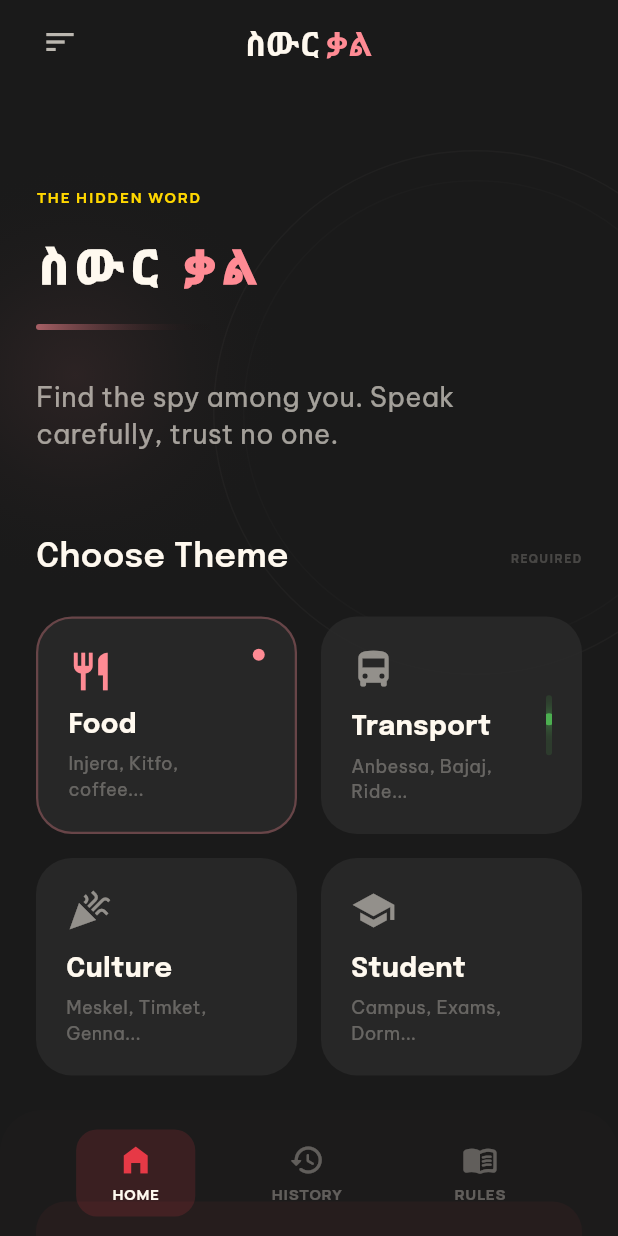
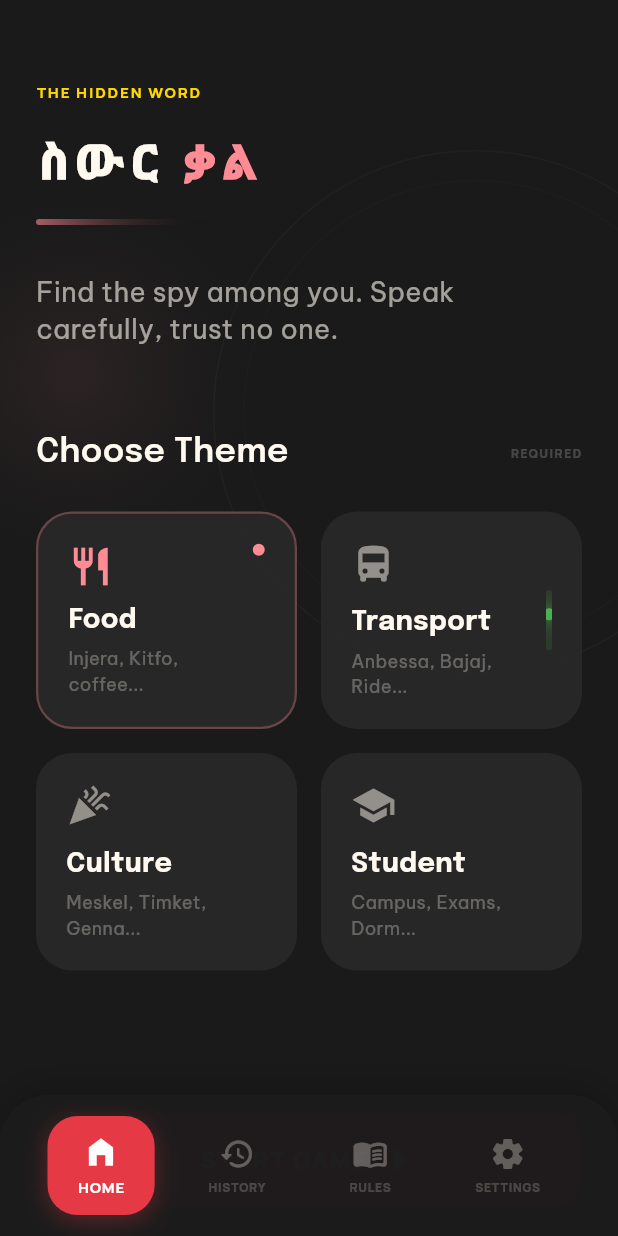
Before and after one commit to nathnael19/hidden_word, a Flutter app: the screen it shows after launch, on a phone screen of 412 x 824 dp. Run offline on Flutter 3.47's test engine with Material 3 defaults, Android fonts, the phone set to English and light mode, and no system bars; our stand-ins replace dartz, equatable, flutter_bloc, get_it, google_fonts.

Commit message:
Refactor HomePage to improve UI structure and state management by introducing _HomeSection and _PlaceholderSection widgets, enhancing readability and maintainability. Integrate SettingsPage into the navigation flow.

```diff
--- a/lib/features/home/presentation/pages/home_page.dart
+++ b/lib/features/home/presentation/pages/home_page.dart
@@ -5,6 +5,7 @@ import 'package:hidden_word/core/style/app_colors.dart';
 import 'package:hidden_word/features/game_lobby/presentation/pages/game_lobby_page.dart';
 import 'package:hidden_word/features/home/presentation/cubit/home_cubit.dart';
 import 'package:hidden_word/features/home/presentation/cubit/home_state.dart';
+import 'package:hidden_word/features/settings/presentation/pages/settings_page.dart';
 
 class HomePage extends StatefulWidget {
   const HomePage({super.key});
@@ -22,20 +23,41 @@ class _HomePageState extends State<HomePage> {
 
   @override
   Widget build(BuildContext context) {
+    return BlocBuilder<HomeCubit, HomeState>(
+      builder: (context, state) {
+        final currentIndex = (state is HomeLoaded) ? state.currentTabIndex : 0;
+        final selectedTheme = (state is HomeLoaded) ? state.selectedTheme : 'Food';
+
         return Scaffold(
           backgroundColor: AppColors.obsidian,
           extendBodyBehindAppBar: true,
           extendBody: true,
-      appBar: const _HomeAppBar(),
           bottomNavigationBar: const _BottomNavBar(),
-      body: BlocBuilder<HomeCubit, HomeState>(
-        builder: (context, state) {
-          if (state is HomeLoading) {
-            return const Center(
+          body: (state is HomeLoading)
+              ? const Center(
                   child: CircularProgressIndicator(color: AppColors.gold),
+                )
+              : IndexedStack(
+                  index: currentIndex,
+                  children: [
+                    _HomeSection(selectedTheme: selectedTheme),
+                    const _PlaceholderSection(title: 'HISTORY'),
+                    const _PlaceholderSection(title: 'RULES'),
+                    const SettingsPage(),
+                  ],
+                ),
+        );
+      },
     );
   }
-          if (state is HomeLoaded) {
+}
+
+class _HomeSection extends StatelessWidget {
+  final String selectedTheme;
+  const _HomeSection({required this.selectedTheme});
+
+  @override
+  Widget build(BuildContext context) {
     return Stack(
       children: [
         // Cinematic Background Elements (behind scroll view)
@@ -54,8 +76,8 @@ class _HomePageState extends State<HomePage> {
                   const SizedBox(height: 54),
                   _buildHeroSection(),
                   const SizedBox(height: 54),
-                          _buildThemeSection(context, state.selectedTheme),
-                          _buildStartButton(),
+                  _buildThemeSection(context, selectedTheme),
+                  _buildStartButton(context),
                   const SizedBox(
                     height: 140,
                   ), // Space for fixed BottomNav
@@ -65,11 +87,6 @@ class _HomePageState extends State<HomePage> {
           ),
         ),
       ],
-            );
-          }
-          return const SizedBox();
-        },
-      ),
     );
   }
 
@@ -265,7 +282,7 @@ class _HomePageState extends State<HomePage> {
     );
   }
 
-  Widget _buildStartButton() {
+  Widget _buildStartButton(BuildContext context) {
     return Column(
       children: [
         GestureDetector(
@@ -338,49 +355,20 @@ class _HomePageState extends State<HomePage> {
   }
 }
 
-class _HomeAppBar extends StatelessWidget implements PreferredSizeWidget {
-  const _HomeAppBar();
-
-  @override
-  Size get preferredSize => const Size.fromHeight(70);
+class _PlaceholderSection extends StatelessWidget {
+  final String title;
+  const _PlaceholderSection({required this.title});
 
   @override
   Widget build(BuildContext context) {
-    // Custom Top App Bar with fixed position
-    return AppBar(
-      backgroundColor: Colors.transparent,
-      elevation: 0,
-      centerTitle: true,
-      leading: Padding(
-        padding: const EdgeInsets.only(left: 24.0),
-        child: Icon(
-          Icons.sort,
-          color: AppColors.onSurface.withOpacity(0.7),
-          size: 24,
+    return Center(
+      child: Text(
+        title,
+        style: GoogleFonts.epilogue(
+          fontSize: 24,
+          fontWeight: FontWeight.bold,
+          color: AppColors.onSurface.withOpacity(0.2),
         ),
-      ),
-
-      title: Row(
-        mainAxisSize: MainAxisSize.min,
-        children: [
-          Text(
-            'ስውር',
-            style: GoogleFonts.epilogue(
-              // fontSize: 14,
-              fontWeight: FontWeight.bold,
-              color: AppColors.onSurface,
-            ),
-          ),
-          const SizedBox(width: 4),
-          Text(
-            'ቃል',
-            style: GoogleFonts.epilogue(
-              // fontSize: 14,
-              fontWeight: FontWeight.bold,
-              color: AppColors.primaryPink,
-            ),
-          ),
-        ],
       ),
     );
   }
@@ -518,24 +506,37 @@ class _BottomNavBar extends StatelessWidget {
 
   @override
   Widget build(BuildContext context) {
+    return BlocBuilder<HomeCubit, HomeState>(
+      builder: (context, state) {
+        final currentIndex = (state is HomeLoaded) ? state.currentTabIndex : 0;
         return Container(
-      height: 84,
-      padding: const EdgeInsets.symmetric(horizontal: 24),
+          height: 94,
+          padding: const EdgeInsets.symmetric(horizontal: 16, vertical: 8),
           decoration: BoxDecoration(
-        color: AppColors.surfaceContainerLow.withOpacity(0.95),
+            color: AppColors.surfaceContainerLow.withOpacity(0.98),
             borderRadius: const BorderRadius.only(
-          topLeft: Radius.circular(28),
-          topRight: Radius.circular(28),
+              topLeft: Radius.circular(32),
+              topRight: Radius.circular(32),
             ),
+            boxShadow: [
+              BoxShadow(
+                color: Colors.black.withOpacity(0.2),
+                blurRadius: 20,
+                offset: const Offset(0, -5),
+              ),
+            ],
           ),
           child: Row(
             mainAxisAlignment: MainAxisAlignment.spaceEvenly,
             children: [
-          _buildNavItem(context, Icons.home_filled, 'HOME', true),
-          _buildNavItem(context, Icons.history_rounded, 'HISTORY', false),
-          _buildNavItem(context, Icons.menu_book_rounded, 'RULES', false),
+              _buildNavItem(context, Icons.home_filled, 'HOME', currentIndex == 0, 0),
+              _buildNavItem(context, Icons.history_rounded, 'HISTORY', currentIndex == 1, 1),
+              _buildNavItem(context, Icons.menu_book_rounded, 'RULES', currentIndex == 2, 2),
+              _buildNavItem(context, Icons.settings_rounded, 'SETTINGS', currentIndex == 3, 3),
             ],
           ),
+        );
+      },
     );
   }
 
@@ -544,43 +545,63 @@ class _BottomNavBar extends StatelessWidget {
     IconData icon,
     String label,
     bool isActive,
+    int index,
   ) {
-    return Column(
-      mainAxisSize: MainAxisSize.min,
-      children: [
-        Container(
-          padding: const EdgeInsets.symmetric(horizontal: 24, vertical: 8),
+    return GestureDetector(
+      onTap: () => context.read<HomeCubit>().setTabIndex(index),
+      child: AnimatedContainer(
+        duration: const Duration(milliseconds: 300),
+        curve: Curves.easeInOut,
+        padding: const EdgeInsets.symmetric(horizontal: 20, vertical: 12),
         decoration: isActive
             ? BoxDecoration(
-                  color: AppColors.primaryRed.withOpacity(0.15),
-                  borderRadius: BorderRadius.circular(14),
+                color: AppColors.primaryRed,
+                borderRadius: BorderRadius.circular(20),
+                boxShadow: [
+                  BoxShadow(
+                    color: AppColors.primaryRed.withOpacity(0.3),
+                    blurRadius: 12,
+                    offset: const Offset(0, 4),
+                  ),
+                ],
               )
             : null,
         child: Column(
+          mainAxisSize: MainAxisSize.min,
           children: [
             Icon(
               icon,
               color: isActive
-                    ? AppColors.primaryRed
+                  ? Colors.white
                   : AppColors.onSurface.withOpacity(0.3),
               size: 24,
             ),
+            if (isActive) ...[
               const SizedBox(height: 4),
               Text(
                 label,
                 style: GoogleFonts.manrope(
                   fontSize: 10,
                   fontWeight: FontWeight.w900,
-                  color: isActive
-                      ? AppColors.onSurface
-                      : AppColors.onSurface.withOpacity(0.3),
+                  color: Colors.white,
+                  letterSpacing: 0.5,
+                ),
+              ),
+            ] else ...[
+              const SizedBox(height: 4),
+              Text(
+                label,
+                style: GoogleFonts.manrope(
+                  fontSize: 8,
+                  fontWeight: FontWeight.w800,
+                  color: AppColors.onSurface.withOpacity(0.2),
                   letterSpacing: 0.5,
                 ),
               ),
             ],
+          ],
         ),
       ),
-      ],
     );
   }
 }
```
Lines whose indentation alone changed are shown as unchanged.
